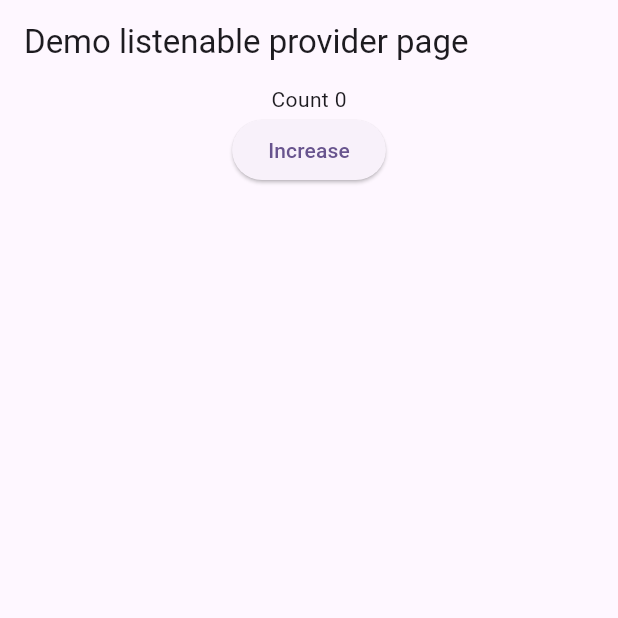
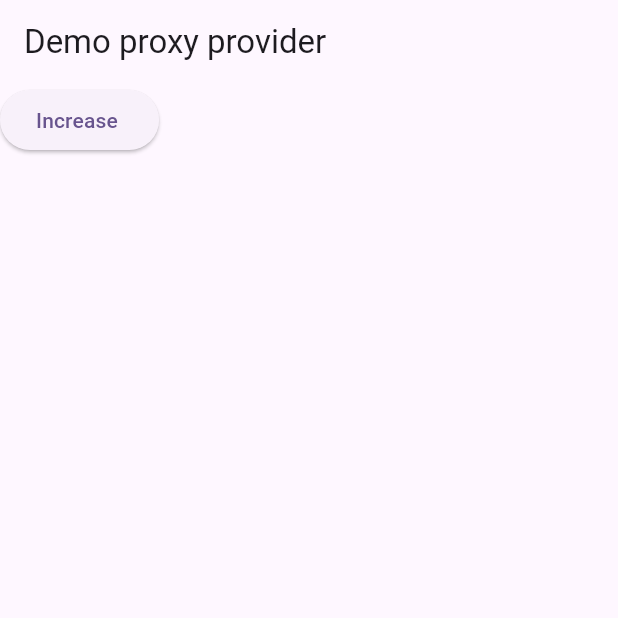
Before and after one commit to phamtanphat/flutter_provider_16032024, a Flutter app: the screen it shows after launch, on a phone screen of 412 x 824 dp, the top half of it. Run offline on Flutter 3.47's test engine with Material 3 defaults, Android fonts, the phone set to English and light mode, and no system bars.

Commit message:
setup structure proxy

```diff
--- a/lib/demo_proxy_provider_page.dart
+++ b/lib/demo_proxy_provider_page.dart
@@ -1,4 +1,6 @@
 import 'dart:math';
+import 'package:flutter/material.dart';
+import 'package:provider/provider.dart';
 
 class Counter { // Entity
   var count;
@@ -53,3 +55,85 @@ class ModelRepository { // Controller
     counterManager?.reset();
   }
 }
+
+class DemoProxyproviderWidget extends StatefulWidget {
+
+  @override
+  State<DemoProxyproviderWidget> createState() => _DemoProxyproviderWidgetState();
+}
+
+class _DemoProxyproviderWidgetState extends State<DemoProxyproviderWidget> {
+
+  ModelRepository? modelRepository;
+
+  @override
+  void initState() {
+    super.initState();
+  }
+
+  @override
+  Widget build(BuildContext context) {
+    return Scaffold(
+        appBar: AppBar(
+          title: Text("Demo proxy provider"),
+        ),
+        body: MultiProvider(
+          providers: [
+            Provider(create: (context) => Counter(count: 0)),
+            ProxyProvider<Counter, CounterManager>(
+                create: (context) => CounterManager(),
+                update: (context, counter, counterManager) {
+                  counterManager?.updateCounter(counter: counter);
+                  return counterManager ?? CounterManager();
+                }
+            ),
+            ProxyProvider<CounterManager, ModelRepository>(
+                create: (context) => ModelRepository(),
+                update: (context, counterManager, modelRepository) {
+                  modelRepository?.updateCounterManager(counterManager: counterManager);
+                  return modelRepository ?? ModelRepository();
+                }
+            )
+          ],
+          child: ProxyContainerWidget(),
+        )
+    );
+  }
+}
+
+class ProxyContainerWidget extends StatefulWidget {
+  const ProxyContainerWidget({Key? key}) : super(key: key);
+
+  @override
+  State<ProxyContainerWidget> createState() => _ProxyContainerWidgetState();
+}
+
+class _ProxyContainerWidgetState extends State<ProxyContainerWidget> {
+
+  ModelRepository? modelRepository;
+  Counter? counter;
+
+  @override
+  void initState() {
+    super.initState();
+    modelRepository = context.read();
+    counter = context.read();
+  }
+
+  @override
+  Widget build(BuildContext context) {
+    return Container(
+      child: ElevatedButton(
+        onPressed: () {
+          modelRepository?.calculateIncrease();
+          print(counter?.count.toString());
+        },
+        child: Consumer<ModelRepository> (
+          builder: (context, repository, child) {
+            return Text("Increase ");
+          },
+        ),
+      ),
+    );
+  }
+}
--- a/lib/main.dart
+++ b/lib/main.dart
@@ -2,6 +2,8 @@ import 'package:flutter/material.dart';
 import 'package:flutter_provider_16032024/demo_listenable_provider_page.dart';
 import 'package:flutter_provider_16032024/demo_provider_page.dart';
 import 'package:flutter_provider_16032024/demo_value_listable_provider_page.dart';
+
+import 'demo_proxy_provider_page.dart';
 
 void main() {
   runApp(const MyApp());
@@ -19,10 +21,11 @@ class MyApp extends StatelessWidget {
         colorScheme: ColorScheme.fromSeed(seedColor: Colors.deepPurple),
         useMaterial3: true,
       ),
-      initialRoute: "screen1",
+      initialRoute: "screen3",
       routes: {
         "screen1": (context) => DemoListenableProviderPage(),
         "screen2": (context) => DemoValueListenableProviderPage(),
+        "screen3": (context) => DemoProxyproviderWidget(),
       },
     );
   }
```
